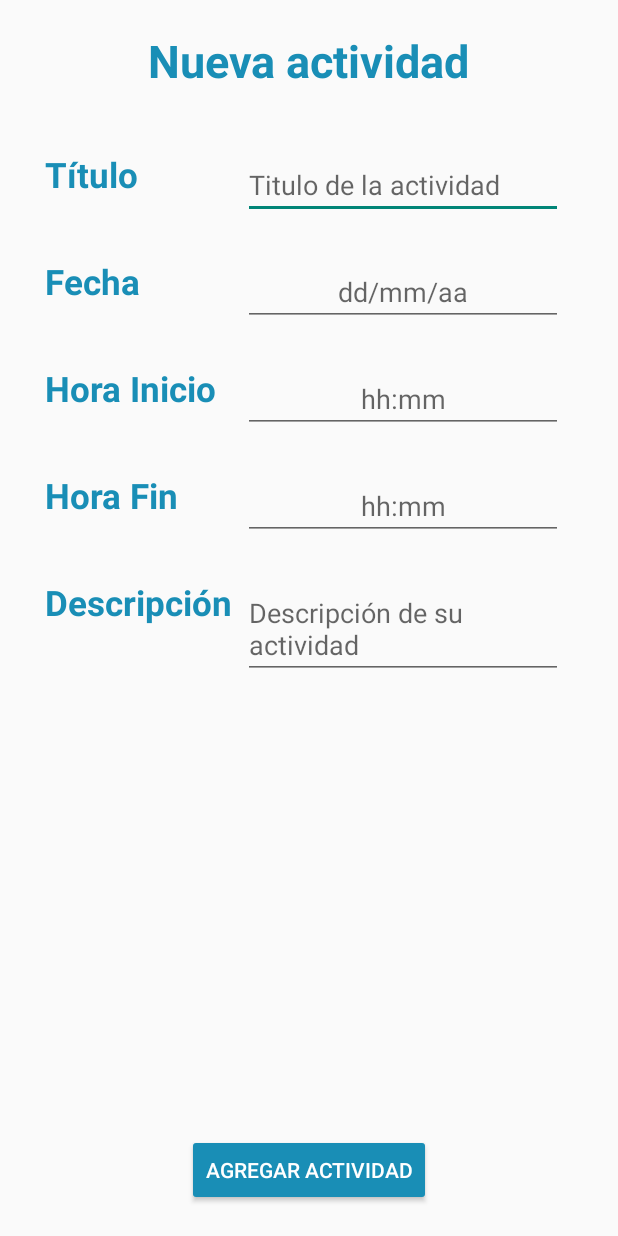
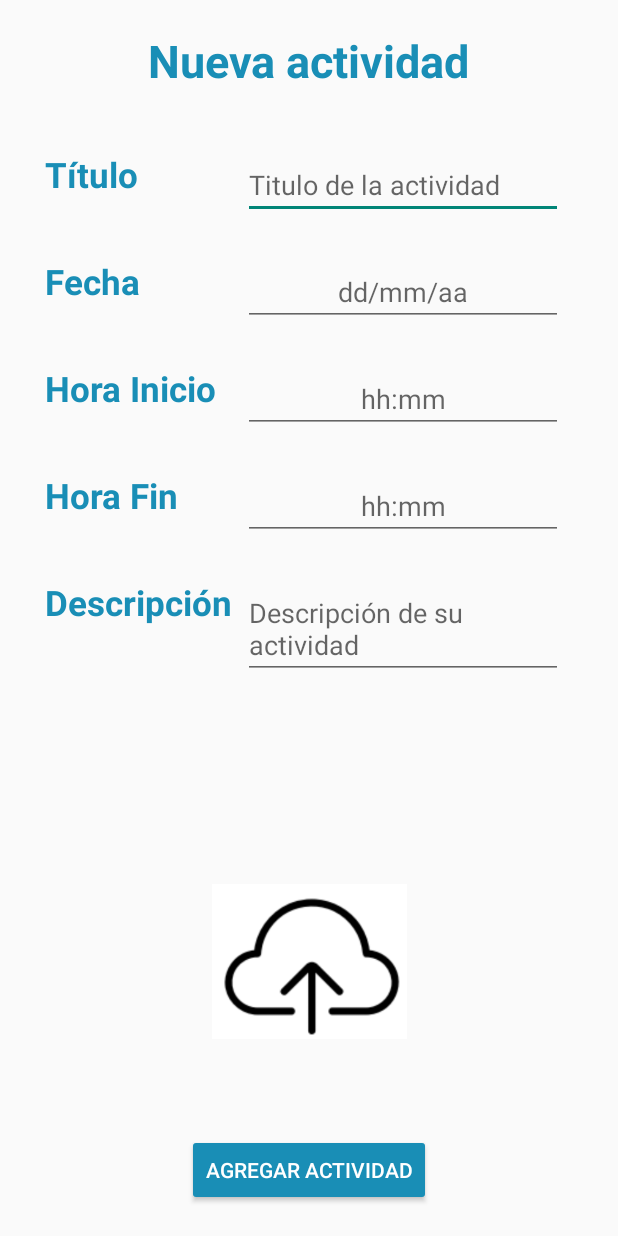
Before and after one commit to Carlos1507/Lab6_20190740_20195527, an Android app: the CrearActivity screen opened directly, with no data from a screen before it, on a phone screen of 412 x 824 dp. Run offline under Robolectric (Android 15) with nearby library versions, the light colour scheme and no system bars; our stand-ins replace Firebase (no records; nobody signed in at launch, a user with empty details on screens opened directly); 1 statement that could not run was skipped.

Commit message:
subir imagen crear

```diff
--- a/app/src/main/java/com/example/lab6_20190740_20195527/Config.java
+++ b/app/src/main/java/com/example/lab6_20190740_20195527/Configurations/Config.java
@@ -1,4 +1,4 @@
-package com.example.lab6_20190740_20195527;
+package com.example.lab6_20190740_20195527.Configurations;
 
 import java.time.LocalDate;
 import java.time.LocalTime;
--- a/app/src/main/java/com/example/lab6_20190740_20195527/activities/ActualizarActivity.java
+++ b/app/src/main/java/com/example/lab6_20190740_20195527/activities/ActualizarActivity.java
@@ -7,8 +7,7 @@ import android.content.SharedPreferences;
 import android.os.Bundle;
 import android.util.Log;
 
-import com.example.lab6_20190740_20195527.Config;
-import com.example.lab6_20190740_20195527.R;
+import com.example.lab6_20190740_20195527.Configurations.Config;
 import com.example.lab6_20190740_20195527.databinding.ActivityActualizarBinding;
 import com.example.lab6_20190740_20195527.entities.Actividad;
 import com.example.lab6_20190740_20195527.entities.Usuario;
--- a/app/src/main/java/com/example/lab6_20190740_20195527/activities/MainActivity.java
+++ b/app/src/main/java/com/example/lab6_20190740_20195527/activities/MainActivity.java
@@ -10,7 +10,7 @@ import android.content.SharedPreferences;
 import android.os.Bundle;
 import android.util.Log;
 
-import com.example.lab6_20190740_20195527.Config;
+import com.example.lab6_20190740_20195527.Configurations.Config;
 import com.example.lab6_20190740_20195527.adapters.ListaActividadesAdapter;
 import com.example.lab6_20190740_20195527.entities.Actividad;
 import com.example.lab6_20190740_20195527.fragmentTimeDate.DateFiltroPickerFragment;
--- a/app/src/main/res/layout/activity_crear.xml
+++ b/app/src/main/res/layout/activity_crear.xml
@@ -160,5 +160,29 @@
         app:layout_constraintStart_toStartOf="@id/editTextTitulo"
         app:layout_constraintTop_toTopOf="@id/labelDescripcion"/>
 
+    <ImageView
+        android:id="@+id/subir"
+        android:layout_width="130dp"
+        android:layout_height="150dp"
+        android:clickable="true"
+        android:layout_marginBottom="40dp"
+        app:layout_constraintBottom_toTopOf="@id/anadirActividad"
+        app:layout_constraintEnd_toEndOf="parent"
+        app:layout_constraintStart_toStartOf="parent"
+        app:srcCompat="@drawable/upload"
+        tools:layout_editor_absoluteY="483dp" />
+
+    <TextView
+        android:id="@+id/progreso"
+        android:layout_width="wrap_content"
+        android:layout_height="wrap_content"
+        android:text=""
+        android:layout_marginTop="5dp"
+        android:textSize="15sp"
+        android:textColor="@color/black"
+        app:layout_constraintEnd_toEndOf="@+id/subir"
+        app:layout_constraintStart_toStartOf="@+id/subir"
+        app:layout_constraintTop_toBottomOf="@+id/subir" />
+
 
 </androidx.constraintlayout.widget.ConstraintLayout>
```
Also changed, not shown: app/src/main/java/com/example/lab6_20190740_20195527/Configurations/GlideConfig.java (added, +24 -0 lines), app/src/main/java/com/example/lab6_20190740_20195527/activities/CrearActivity.java (+75 -7 lines), app/src/main/res/drawable/upload.png (added).
